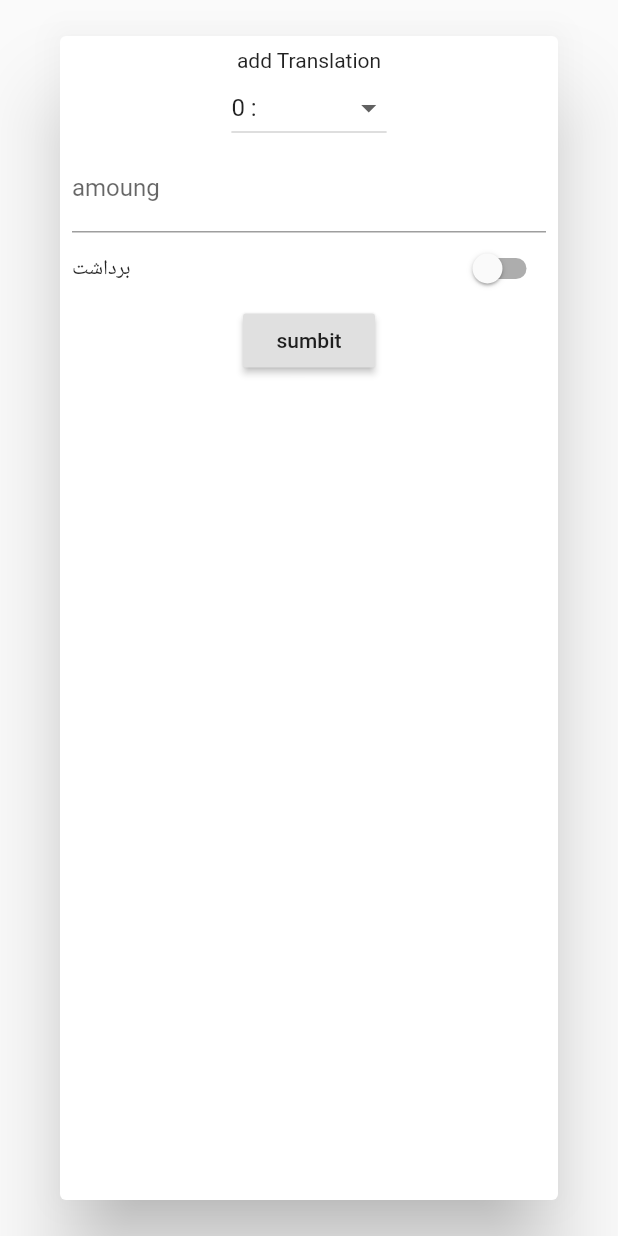
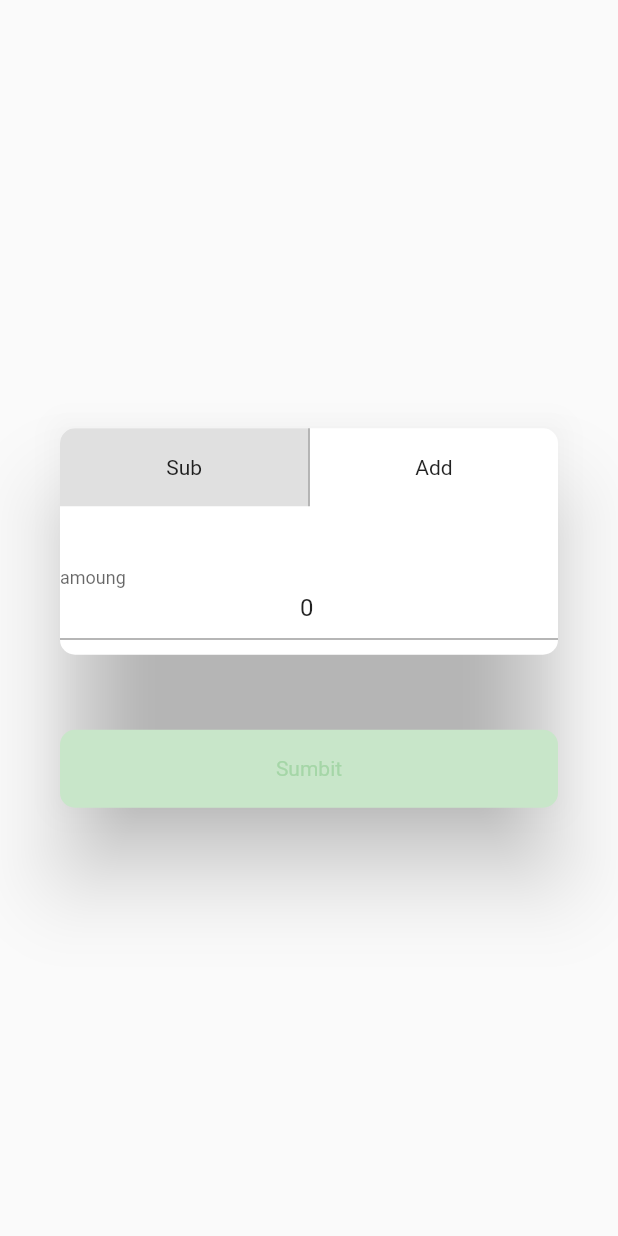
Before and after one commit to hpn33/money_tractor, a Flutter app: the AddTranslation widget shown alone on an empty page, opened directly, on a phone screen of 412 x 824 dp. Run offline on Flutter 3.47's test engine with Material 2 defaults, Android fonts, the phone set to English and light mode, and no system bars; our stand-ins replace flutter_hooks, flutter_masked_text, hooks_riverpod, sqflite; accounts and stored records are empty; statements that could not run were skipped.

```diff
--- a/lib/service/db/db_helper.dart
+++ b/lib/service/db/db_helper.dart
@@ -35,21 +35,21 @@ class DatabaseHelper {
         //       )
         //       """);
 
-        db.execute("""CREATE TABLE objectives(
-              id INTEGER PRIMARY KEY,""" +
-            // account_id INTEGER NOT NULL,
-            """
-              title TEXT,
-              create_at INTEGER,
-              update_at INTEGER
-              )
-              """);
+        // db.execute("""CREATE TABLE objectives(
+        //       id INTEGER PRIMARY KEY,""" +
+        //     // account_id INTEGER NOT NULL,
+        //     """
+        //       title TEXT,
+        //       create_at INTEGER,
+        //       update_at INTEGER
+        //       )
+        //       """);
 
         db.execute("""CREATE TABLE translations(
               id INTEGER PRIMARY KEY,""" +
             // account_id INTEGER NOT NULL,
+            // objective_id INTEGER,
             """
-              objective_id INTEGER,
               amoung INTEGER,
               type INTEGER,
               active INTEGER,
@@ -64,7 +64,7 @@ class DatabaseHelper {
   }
 
   // AccountDao _account = AccountDao();
-  ObjectiveDao _objective = ObjectiveDao();
+  // ObjectiveDao _objective = ObjectiveDao();
   TranslationDao _translation = TranslationDao();
 
   // AccountDao get account {
@@ -73,11 +73,11 @@ class DatabaseHelper {
   //   return _account;
   // }
 
-  ObjectiveDao get objective {
-    _objective.checkDB(_database);
+  // ObjectiveDao get objective {
+  //   _objective.checkDB(_database);
 
-    return _objective;
-  }
+  //   return _objective;
+  // }
 
   TranslationDao get translation {
     _translation.checkDB(_database);
--- a/lib/service/db/model/Translation.dart
+++ b/lib/service/db/model/Translation.dart
@@ -1,7 +1,7 @@
 class Translation {
   int id;
   // int accountId = 0;
-  int objectiveId = 0;
+  // int objectiveId = 0;
 
   int amoung = 0;
   int type = 0;
@@ -13,7 +13,7 @@ class Translation {
   Translation({
     this.id,
     // this.accountId = 0,
-    this.objectiveId = 0,
+    // this.objectiveId = 0,
     this.amoung = 0,
     this.type = 0,
     this.active = 0,
@@ -27,7 +27,7 @@ class Translation {
   Translation.fromMap(Map<String, dynamic> map) {
     id = map['id'];
     // accountId = map['account_id'];
-    objectiveId = map['objective_id'];
+    // objectiveId = map['objective_id'];
 
     amoung = map['amoung'];
     type = map['type'];
@@ -41,7 +41,7 @@ class Translation {
     return {
       'id': id,
       // 'account_id': accountId,
-      'objective_id': objectiveId,
+      // 'objective_id': objectiveId,
       'amoung': amoung,
       'type': type,
       'active': active,
@@ -55,8 +55,8 @@ class Translation {
     return '''Translation{
       id: $id,'''
         // account_id: $accountId,
+        // objective_id: $objectiveId,
         '''
-      objective_id: $objectiveId,
       amoung: $amoung,
       type: $type,
       active: $active,
--- a/lib/src/app.dart
+++ b/lib/src/app.dart
@@ -1,12 +1,13 @@
 import 'package:flutter/material.dart';
 import 'package:money_tractor/src/panel/panel.dart';
+import 'package:money_tractor/src/splash/Splash.dart';
 
 class MyApp extends StatelessWidget {
   @override
   Widget build(BuildContext context) {
     return MaterialApp(
       title: 'Flutter Demo',
-      home: Panel(),
+      home: Splash(),
     );
   }
 }
--- a/lib/src/panel/component/addTDialog.dart
+++ /dev/null
@@ -1,105 +0,0 @@
-import 'package:flutter/material.dart';
-import 'package:hooks_riverpod/all.dart';
-import 'package:money_tractor/service/db/db_helper.dart';
-import 'package:money_tractor/service/db/model/Objective.dart';
-import 'package:money_tractor/service/db/model/Translation.dart';
-
-import '../panel.dart';
-
-class AddTranslation extends ConsumerWidget {
-  final amoungController = TextEditingController();
-  final switchValueProvider = StateProvider((ref) => false);
-
-  @override
-  Widget build(BuildContext context, watch) {
-    final db = watch(dbProvider);
-    final switchValue = watch(switchValueProvider).state;
-
-    return Dialog(
-      child: Padding(
-        padding: const EdgeInsets.all(8.0),
-        child: Column(
-          children: [
-            Text('add Translation'),
-            ObjectiveMenu(),
-            TextField(
-              controller: amoungController,
-              decoration: InputDecoration(labelText: 'amoung'),
-            ),
-            Row(
-              mainAxisAlignment: MainAxisAlignment.spaceBetween,
-              children: [
-                Text(switchValue ? 'دریافت' : 'برداشت'),
-                Switch(
-                  value: switchValue,
-                  onChanged: (v) => context.read(switchValueProvider).state = v,
-                ),
-              ],
-            ),
-            RaisedButton(
-              child: Text('sumbit'),
-              onPressed: () async {
-                final result = await db.translation.insert(
-                  Translation(
-                    objectiveId: context.read(selectedObjId).state,
-                    amoung: amoungController.text == ''
-                        ? 0
-                        : int.parse(amoungController.text),
-                    type: switchValue ? 1 : 0,
-                  ),
-                );
-
-                if (result != 0)
-                  context.read(listProvider).state = await db.translation.all();
-
-                context.read(selectedObjId).state = -1;
-                Navigator.pop(context);
-              },
-            ),
-          ],
-        ),
-      ),
-    );
-  }
-}
-
-final selectedObjId = StateProvider<int>((ref) => -1);
-
-class ObjectiveMenu extends ConsumerWidget {
-  final objectivesList = FutureProvider<List<Objective>>(
-      (ref) => ref.read(dbProvider).objective.all());
-
-  @override
-  Widget build(BuildContext context, watch) {
-    final selectedId = watch(selectedObjId).state;
-
-    return watch(objectivesList).when(
-      data: (l) {
-        final list = [Objective(id: 0), ...l];
-
-        return DropdownButton<int>(
-          hint: Text("Select item"),
-          value: list.isNotEmpty && selectedId == -1 ? list[0].id : selectedId,
-          onChanged: (int value) {
-            context.read(selectedObjId).state = value;
-          },
-          items: list.map(
-            (Objective obj) {
-              return DropdownMenuItem<int>(
-                value: obj.id,
-                child: Text('${obj.id} :${obj.title}'),
-              );
-            },
-          ).toList(),
-        );
-      },
-      loading: () => CircularProgressIndicator(),
-      error: (e, s) => RaisedButton(
-        child: Text('refresh'),
-        onPressed: () {
-          context.refresh(objectivesList);
-        },
-      ),
-    );
-  }
-}
--- /dev/null
+++ b/lib/src/panel/translationMenu/addTDialog.dart
@@ -0,0 +1,78 @@
+import 'package:flutter/material.dart';
+import 'package:flutter_masked_text/flutter_masked_text.dart';
+import 'package:hooks_riverpod/all.dart';
+import 'amoungInput.dart';
+import 'submitButton.dart';
+import 'switchTypePayment.dart';
+
+class AddTranslation extends StatelessWidget {
+  @override
+  Widget build(BuildContext context) {
+    return Dialog(
+      backgroundColor: Colors.transparent,
+      child: Column(
+        mainAxisSize: MainAxisSize.min,
+        children: [
+          Container(
+            decoration: BoxDecoration(
+              borderRadius: BorderRadius.circular(10),
+              color: Colors.white,
+            ),
+            child: Column(
+              mainAxisSize: MainAxisSize.min,
+              children: [
+                SwitchTypePayment(),
+                SizedBox(height: 30),
+                AmoungInput(),
+                SizedBox(height: 10),
+              ],
+            ),
+          ),
+          SizedBox(height: 50),
+          SubmitButton(),
+        ],
+      ),
+    );
+  }
+}
+
+// final selectedObjId = StateProvider<int>((ref) => -1);
+
+// class ObjectiveMenu extends ConsumerWidget {
+//   // final objectivesList = FutureProvider<List<Objective>>(
+//   //     (ref) => ref.read(dbProvider).objective.all());
+
+//   @override
+//   Widget build(BuildContext context, watch) {
+//     final selectedId = watch(selectedObjId).state;
+
+//     return watch(objectivesList).when(
+//       data: (l) {
+//         final list = [Objective(id: 0), ...l];
+
+//         return DropdownButton<int>(
+//           hint: Text("Select item"),
+//           value: list.isNotEmpty && selectedId == -1 ? list[0].id : selectedId,
+//           onChanged: (int value) {
+//             context.read(selectedObjId).state = value;
+//           },
+//           items: list.map(
+//             (Objective obj) {
+//               return DropdownMenuItem<int>(
+//                 value: obj.id,
+//                 child: Text('${obj.id} :${obj.title}'),
+//               );
+//             },
+//           ).toList(),
+//         );
+//       },
+//       loading: () => CircularProgressIndicator(),
+//       error: (e, s) => RaisedButton(
+//         child: Text('refresh'),
+//         onPressed: () {
+//           context.refresh(objectivesList);
+//         },
+//       ),
+//     );
+//   }
+// }
--- /dev/null
+++ b/lib/src/panel/translationMenu/amoungInput.dart
@@ -0,0 +1,26 @@
+import 'package:flutter/material.dart';
+import 'package:flutter_masked_text/flutter_masked_text.dart';
+import 'package:hooks_riverpod/all.dart';
+
+import 'submitButton.dart';
+
+class AmoungInput extends StatelessWidget {
+  @override
+  Widget build(BuildContext context) {
+    final lowPrice = MoneyMaskedTextController(
+      precision: 0,
+      decimalSeparator: '',
+    );
+
+    return TextField(
+      controller: lowPrice,
+      onChanged: (text) {
+        context.read(amoungProvider).state =
+            lowPrice.numberValue.toInt().toString();
+      },
+      keyboardType: TextInputType.number,
+      textAlign: TextAlign.center,
+      decoration: InputDecoration(labelText: 'amoung'),
+    );
+  }
+}
--- /dev/null
+++ b/lib/src/panel/translationMenu/submitButton.dart
@@ -0,0 +1,61 @@
+import 'package:flutter/material.dart';
+import 'package:hooks_riverpod/all.dart';
+import 'package:money_tractor/service/db/db_helper.dart';
+import 'package:money_tractor/service/db/model/Translation.dart';
+import 'package:money_tractor/src/panel/translationMenu/switchTypePayment.dart';
+
+import '../panel.dart';
+
+final amoungProvider = StateProvider((ref) => '');
+
+class SubmitButton extends ConsumerWidget {
+  @override
+  Widget build(BuildContext context, watch) {
+    final db = watch(dbProvider);
+    final amoungText = watch(amoungProvider).state;
+
+    final isNotActive = getActiveButton(amoungText);
+    final typeColor = getTypeColor(watch);
+
+    return GestureDetector(
+      child: Container(
+        decoration: BoxDecoration(
+          borderRadius: BorderRadius.circular(10),
+          color: isNotActive ? typeColor[100] : typeColor,
+        ),
+        alignment: Alignment.center,
+        height: 52,
+        width: double.infinity,
+        child: Text(
+          'Sumbit',
+          style: TextStyle(
+            color: isNotActive ? typeColor[200] : Colors.white,
+          ),
+        ),
+      ),
+      onTap: isNotActive
+          ? null
+          : () async {
+              final result = await db.translation.insert(
+                Translation(
+                  // objectiveId: context.read(selectedObjId).state,
+                  amoung: amoungText == '' ? 0 : int.parse(amoungText),
+                  type: context.read(typeProvider).state ? 1 : 0,
+                ),
+              );
+
+              if (result != 0)
+                context.read(listProvider).state = await db.translation.all();
+
+              // context.read(selectedObjId).state = -1;
+              Navigator.pop(context);
+            },
+    );
+  }
+
+  MaterialColor getTypeColor(watch) =>
+      watch(typeProvider).state ? Colors.green : Colors.red;
+
+  bool getActiveButton(String amoungText) =>
+      amoungText == '' || amoungText.trim() == '' || amoungText.isEmpty;
+}
--- /dev/null
+++ b/lib/src/panel/translationMenu/switchTypePayment.dart
@@ -0,0 +1,61 @@
+import 'package:flutter/material.dart';
+import 'package:hooks_riverpod/all.dart';
+
+final typeProvider = StateProvider((ref) => true);
+
+class SwitchTypePayment extends ConsumerWidget {
+  @override
+  Widget build(BuildContext context, watch) {
+    final selected = watch(typeProvider).state;
+
+    return Container(
+      height: 52,
+      width: double.infinity,
+      child: Row(
+        mainAxisAlignment: MainAxisAlignment.spaceAround,
+        children: [
+          Expanded(
+            child: GestureDetector(
+              onTap: () {
+                context.read(typeProvider).state = false;
+              },
+              child: Container(
+                decoration: BoxDecoration(
+                  borderRadius: BorderRadius.only(
+                    topLeft: Radius.circular(10),
+                  ),
+                  color: selected == false ? null : Colors.grey[300],
+                ),
+                alignment: Alignment.center,
+                child: Text('Sub'),
+              ),
+            ),
+          ),
+          Container(
+            color: Colors.grey,
+            width: 1,
+          ),
+          Expanded(
+            child: GestureDetector(
+              onTap: () {
+                context.read(typeProvider).state = true;
+              },
+              child: Container(
+                decoration: BoxDecoration(
+                  borderRadius: BorderRadius.only(
+                    topRight: Radius.circular(10),
+                  ),
+                  color: selected == true ? null : Colors.grey[300],
+                ),
+                alignment: Alignment.center,
+                child: Text(
+                  'Add',
+                ),
+              ),
+            ),
+          ),
+        ],
+      ),
+    );
+  }
+}
--- a/pubspec.yaml
+++ b/pubspec.yaml
@@ -34,6 +34,8 @@ dependencies:
   path_provider:
   flutter_hooks:
   hooks_riverpod:
+
+  flutter_masked_text: ^0.8.0
 
 dev_dependencies:
   flutter_test:
```
Also changed, not shown: lib/src/panel/component/addODialog.dart (+36 -36 lines), lib/src/panel/panel.dart (+45 -48 lines), lib/src/splash/Splash.dart (added, +69 -0 lines), pubspec.lock, 1 other file.
